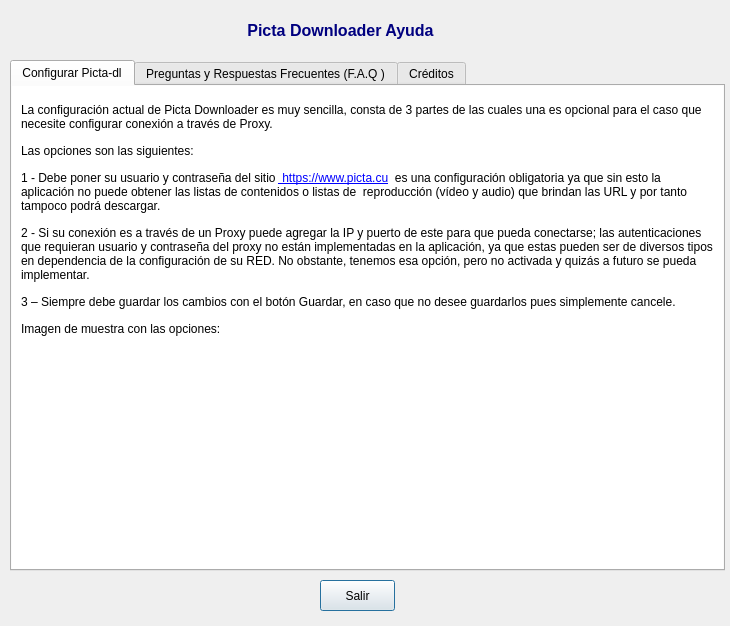
Old version of the form information.ui in the repository oleksis/picta-dl-gui.
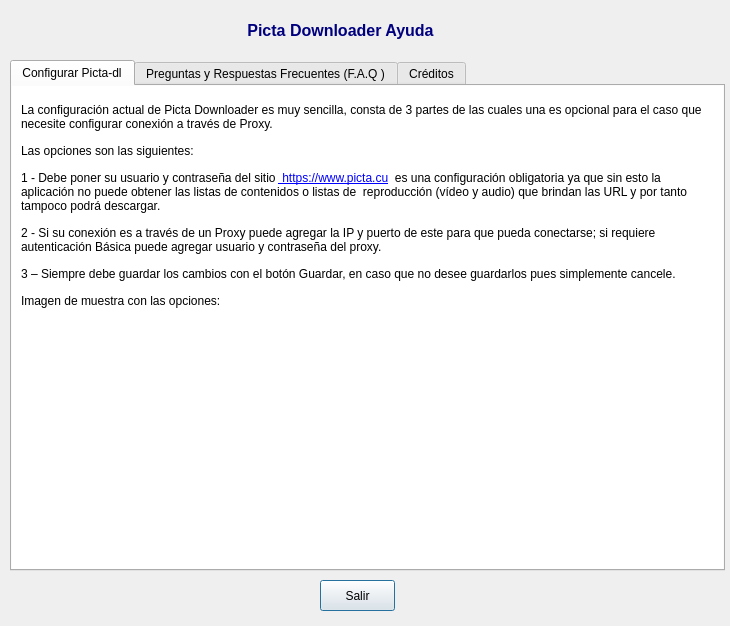
New version of the form. The open tabs and pages were chosen to show the change. Icons and pictures are not drawn.

Patch:
```diff
--- a/information.ui
+++ b/information.ui
@@ -105,7 +105,7 @@
 &lt;html&gt;&lt;head&gt;&lt;meta name=&quot;qrichtext&quot; content=&quot;1&quot; /&gt;&lt;style type=&quot;text/css&quot;&gt;
 p, li { white-space: pre-wrap; }
 &lt;/style&gt;&lt;/head&gt;&lt;body style=&quot; font-family:'Arial','Arial'; font-size:8.25pt; font-weight:400; font-style:normal;&quot;&gt;
-&lt;p style=&quot; margin-top:10px; margin-bottom:10px; margin-left:5px; margin-right:5px; -qt-block-indent:0; text-indent:0px;&quot;&gt;&lt;span style=&quot; font-family:'Arial';&quot;&gt;&lt;br /&gt;&lt;/span&gt;&lt;span style=&quot; font-family:'Arial'; font-size:9.25pt;&quot;&gt;La configuración actual de Picta Downloader es muy sencilla, consta de 3 partes de las cuales una es opcional para el caso que necesite configurar conexión a través de Proxy.&lt;/span&gt;&lt;span style=&quot; font-family:'Arial';&quot;&gt;&lt;br /&gt;&lt;br /&gt;&lt;/span&gt;&lt;span style=&quot; font-family:'Arial'; font-size:9.25pt;&quot;&gt;Las opciones son las siguientes:&lt;/span&gt;&lt;span style=&quot; font-family:'Arial';&quot;&gt;&lt;br /&gt;&lt;br /&gt;&lt;/span&gt;&lt;span style=&quot; font-family:'Arial'; font-size:9.25pt;&quot;&gt;1 - Debe poner su usuario y contraseña del sitio &lt;/span&gt;&lt;a href=&quot; https://www.picta.cu&quot;&gt;&lt;span style=&quot; font-family:'Arial'; font-size:9.25pt; text-decoration: underline; color:#0000ff;&quot;&gt; https://www.picta.cu&lt;/span&gt;&lt;/a&gt;&lt;span style=&quot; font-family:'Arial'; font-size:9.25pt;&quot;&gt;  es una configuración obligatoria ya que sin esto la aplicación no puede obtener las listas de contenidos o listas de  reproducción (vídeo y audio) que brindan las URL y por tanto tampoco podrá descargar.&lt;/span&gt;&lt;span style=&quot; font-family:'Arial';&quot;&gt;&lt;br /&gt;&lt;br /&gt;&lt;/span&gt;&lt;span style=&quot; font-family:'Arial'; font-size:9.25pt;&quot;&gt;2 - Si su conexión es a través de un Proxy puede agregar la IP y puerto de este para que pueda conectarse; las autenticaciones que requieran usuario y contraseña del proxy no están implementadas en la aplicación, ya que estas pueden ser de diversos tipos en dependencia de la configuración de su RED. No obstante, tenemos esa opción, pero no activada y quizás a futuro se pueda implementar. &lt;/span&gt;&lt;span style=&quot; font-family:'Arial';&quot;&gt;&lt;br /&gt;&lt;br /&gt;&lt;/span&gt;&lt;span style=&quot; font-family:'Arial'; font-size:9.25pt;&quot;&gt;3 – Siempre debe guardar los cambios con el botón Guardar, en caso que no desee guardarlos pues simplemente cancele.  &lt;/span&gt;&lt;span style=&quot; font-family:'Arial';&quot;&gt;&lt;br /&gt;&lt;br /&gt;&lt;/span&gt;&lt;span style=&quot; font-family:'Arial'; font-size:9.25pt;&quot;&gt;Imagen de muestra con las opciones:&lt;/span&gt;&lt;span style=&quot; font-family:'Arial';&quot;&gt;&lt;br /&gt;&lt;br /&gt;&lt;/span&gt;&lt;img src=&quot;:/Ayuda/picta-dl-config.png&quot; /&gt;&lt;span style=&quot; font-family:'MS Shell Dlg 2'; font-size:8pt;&quot;&gt;&lt;br /&gt;&lt;br /&gt;&lt;/span&gt;&lt;/p&gt;&lt;/body&gt;&lt;/html&gt;</string>
+&lt;p style=&quot; margin-top:10px; margin-bottom:10px; margin-left:5px; margin-right:5px; -qt-block-indent:0; text-indent:0px;&quot;&gt;&lt;span style=&quot; font-family:'Arial';&quot;&gt;&lt;br /&gt;&lt;/span&gt;&lt;span style=&quot; font-family:'Arial'; font-size:9.25pt;&quot;&gt;La configuración actual de Picta Downloader es muy sencilla, consta de 3 partes de las cuales una es opcional para el caso que necesite configurar conexión a través de Proxy.&lt;/span&gt;&lt;span style=&quot; font-family:'Arial';&quot;&gt;&lt;br /&gt;&lt;br /&gt;&lt;/span&gt;&lt;span style=&quot; font-family:'Arial'; font-size:9.25pt;&quot;&gt;Las opciones son las siguientes:&lt;/span&gt;&lt;span style=&quot; font-family:'Arial';&quot;&gt;&lt;br /&gt;&lt;br /&gt;&lt;/span&gt;&lt;span style=&quot; font-family:'Arial'; font-size:9.25pt;&quot;&gt;1 - Debe poner su usuario y contraseña del sitio &lt;/span&gt;&lt;a href=&quot; https://www.picta.cu&quot;&gt;&lt;span style=&quot; font-family:'Arial'; font-size:9.25pt; text-decoration: underline; color:#0000ff;&quot;&gt; https://www.picta.cu&lt;/span&gt;&lt;/a&gt;&lt;span style=&quot; font-family:'Arial'; font-size:9.25pt;&quot;&gt;  es una configuración obligatoria ya que sin esto la aplicación no puede obtener las listas de contenidos o listas de  reproducción (vídeo y audio) que brindan las URL y por tanto tampoco podrá descargar.&lt;/span&gt;&lt;span style=&quot; font-family:'Arial';&quot;&gt;&lt;br /&gt;&lt;br /&gt;&lt;/span&gt;&lt;span style=&quot; font-family:'Arial'; font-size:9.25pt;&quot;&gt;2 - Si su conexión es a través de un Proxy puede agregar la IP y puerto de este para que pueda conectarse; si requiere autenticación Básica puede agregar usuario y contraseña del proxy. &lt;/span&gt;&lt;span style=&quot; font-family:'Arial';&quot;&gt;&lt;br /&gt;&lt;br /&gt;&lt;/span&gt;&lt;span style=&quot; font-family:'Arial'; font-size:9.25pt;&quot;&gt;3 – Siempre debe guardar los cambios con el botón Guardar, en caso que no desee guardarlos pues simplemente cancele. &lt;/span&gt;&lt;span style=&quot; font-family:'Arial';&quot;&gt;&lt;br /&gt;&lt;br /&gt;&lt;/span&gt;&lt;span style=&quot; font-family:'Arial'; font-size:9.25pt;&quot;&gt;Imagen de muestra con las opciones:&lt;/span&gt;&lt;span style=&quot; font-family:'Arial';&quot;&gt;&lt;br /&gt;&lt;br /&gt;&lt;/span&gt;&lt;img src=&quot;:/Ayuda/picta-dl-config.png&quot; /&gt;&lt;span style=&quot; font-family:'MS Shell Dlg 2'; font-size:8pt;&quot;&gt;&lt;br /&gt;&lt;br /&gt;&lt;/span&gt;&lt;/p&gt;&lt;/body&gt;&lt;/html&gt;</string>
      </property>
      <property name="textInteractionFlags">
       <set>Qt::TextSelectableByKeyboard|Qt::TextSelectableByMouse</set>
```
Left out of the diff: 2 changed lines with no effect on the pictures.
